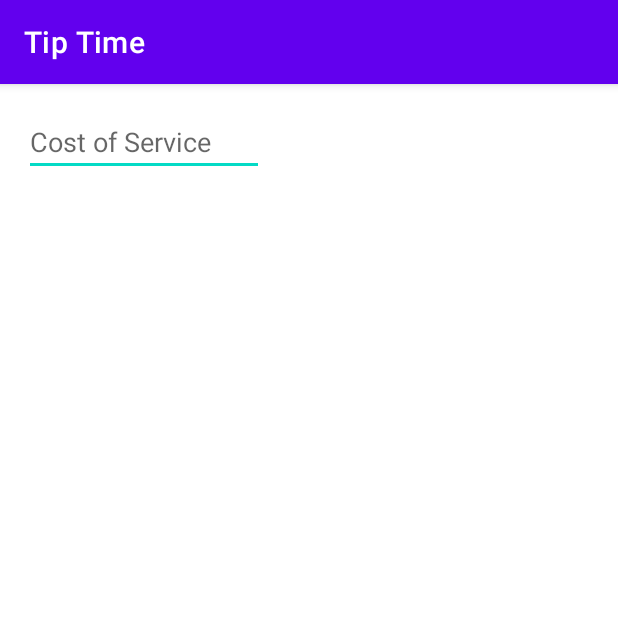
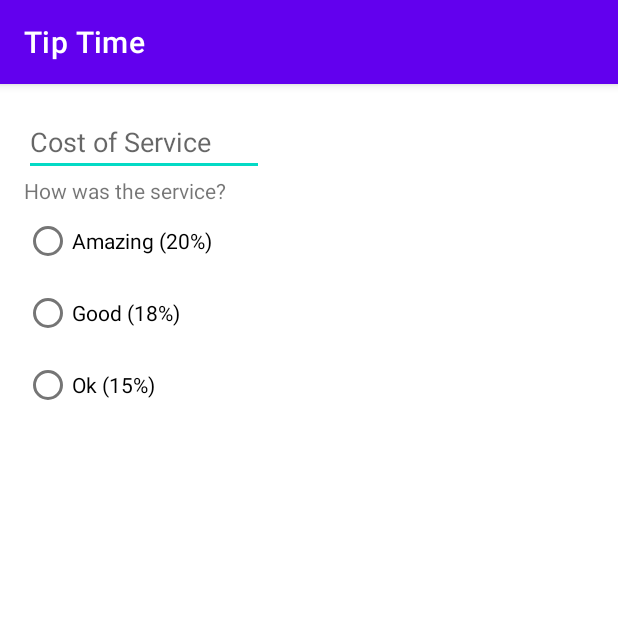
Before and after one commit to wanderlp/kotlin-tip-time, an Android app: the screen it shows after launch (MainActivity), on a phone screen of 412 x 824 dp, the top half of it. Run offline under Robolectric (Android 15) with nearby library versions, the phone set to English and light mode, and no system bars.

Commit message:
Diseño de la pantalla

```diff
--- a/app/src/main/res/layout/activity_main.xml
+++ b/app/src/main/res/layout/activity_main.xml
@@ -14,6 +14,41 @@
         android:inputType="numberDecimal"
         android:hint="Cost of Service"
         app:layout_constraintStart_toStartOf="parent"
-        app:layout_constraintTop_toTopOf="parent"/>
+        app:layout_constraintTop_toTopOf="parent" />
+
+    <TextView
+        android:id="@+id/service_question"
+        android:layout_width="wrap_content"
+        android:layout_height="wrap_content"
+        android:text="How was the service?"
+        app:layout_constraintStart_toStartOf="parent"
+        app:layout_constraintTop_toBottomOf="@id/cost_of_service" />
+
+    <RadioGroup
+        android:id="@+id/tip_options"
+        android:layout_width="wrap_content"
+        android:layout_height="wrap_content"
+        app:layout_constraintStart_toStartOf="parent"
+        app:layout_constraintTop_toBottomOf="@id/service_question"
+        android:orientation="vertical">
+
+        <RadioButton
+            android:id="@+id/option_twenty_percent"
+            android:layout_width="wrap_content"
+            android:layout_height="wrap_content"
+            android:text="Amazing (20%)" />
+
+        <RadioButton
+            android:id="@+id/option_eighteen_percent"
+            android:layout_width="wrap_content"
+            android:layout_height="wrap_content"
+            android:text="Good (18%)" />
+
+        <RadioButton
+            android:id="@+id/option_fifteen_percent"
+            android:layout_width="wrap_content"
+            android:layout_height="wrap_content"
+            android:text="Ok (15%)"/>
+    </RadioGroup>
 
 </androidx.constraintlayout.widget.ConstraintLayout>
```
